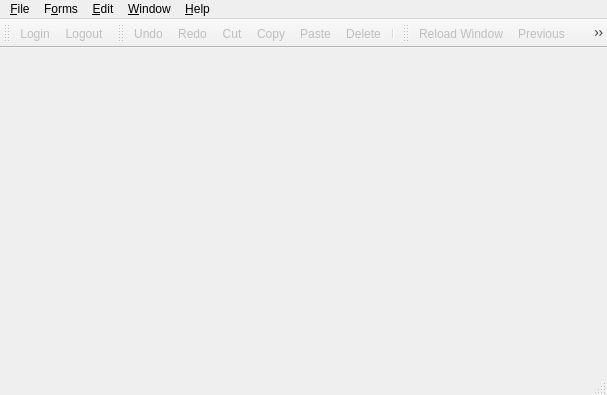
First picture: the form in client/MainWindow.ui, repository Wolframe/configurator, before the edit.
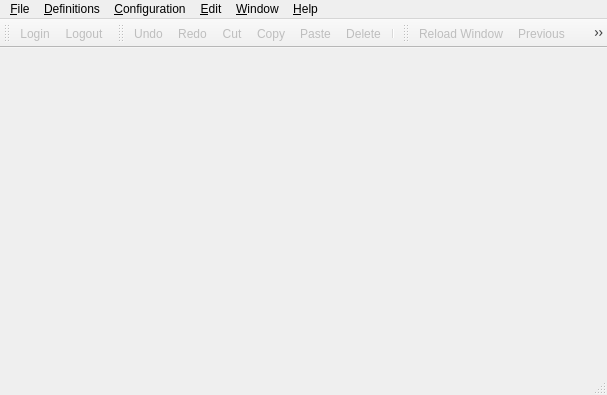
Second picture: the form after the edit. Icons and pictures are not drawn.

What changed in the file:
```diff
--- a/client/MainWindow.ui
+++ b/client/MainWindow.ui
@@ -36,7 +36,7 @@
      <x>0</x>
      <y>0</y>
      <width>607</width>
-     <height>19</height>
+     <height>25</height>
     </rect>
    </property>
    <widget class="QMenu" name="menuHelp">
@@ -101,7 +101,7 @@
    </widget>
    <widget class="QMenu" name="menuForms">
     <property name="title">
-     <string>F&amp;orms</string>
+     <string>&amp;Definitions</string>
     </property>
     <addaction name="action_pictures"/>
     <addaction name="action_categories"/>
@@ -112,15 +112,18 @@
     <addaction name="separator"/>
     <addaction name="action_categories_features"/>
     <addaction name="action_components_features"/>
-    <addaction name="action_configuration_components"/>
-    <addaction name="action_configurations"/>
-    <addaction name="action_configuration_subconfigs"/>
-    <addaction name="action_recipe_content"/>
-    <addaction name="action_tags"/>
+    <addaction name="separator"/>
+    <addaction name="actionFeature_equivqlence"/>
+   </widget>
+   <widget class="QMenu" name="menu_Configuration">
+    <property name="title">
+     <string>&amp;Configuration</string>
+    </property>
     <addaction name="action_test"/>
    </widget>
    <addaction name="menuFile"/>
    <addaction name="menuForms"/>
+   <addaction name="menu_Configuration"/>
    <addaction name="menuEdit"/>
    <addaction name="menuWindow"/>
    <addaction name="menuHelp"/>
```
Left out of the diff: 15 changed lines with no effect on the pictures.
